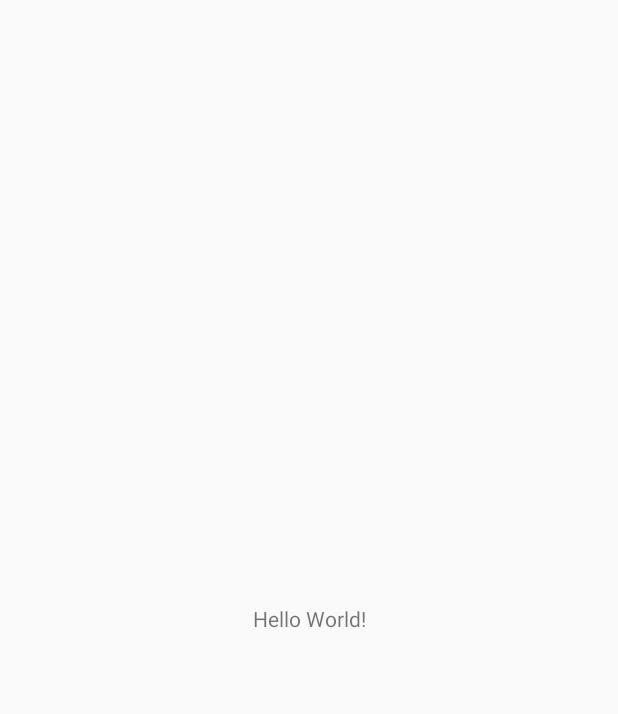
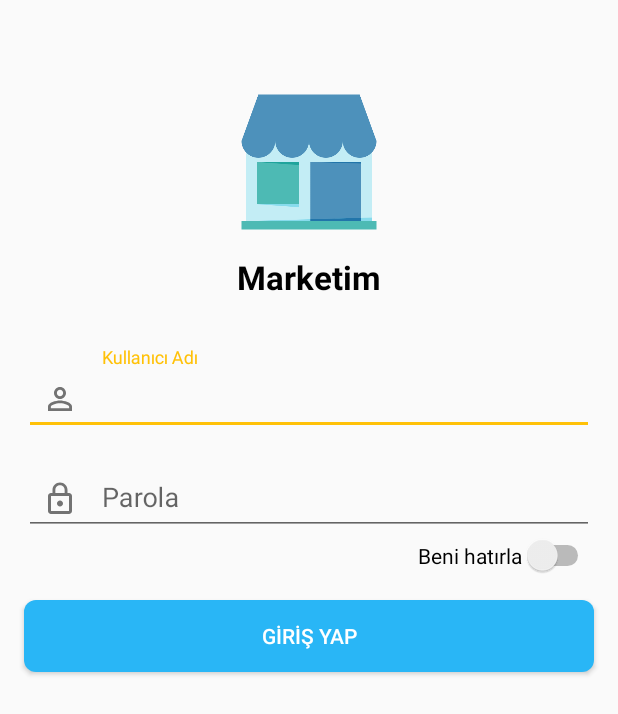
Before and after one commit to serkancay/marketim-android, an Android app: the screen it shows after launch (MainActivity before the commit, LoginActivity after it), on a phone screen of 412 x 824 dp. Before the commit the part shown is almost empty. Shown: the top 714 px of the screen. Run offline under Robolectric (Android 15) with nearby library versions, the light colour scheme and no system bars; our stand-ins replace ButterKnife.

Commit message:
Add login screen UI

```diff
--- a/app/build.gradle
+++ b/app/build.gradle
@@ -23,8 +23,11 @@ android {
 
 dependencies {
     implementation fileTree(dir: 'libs', include: ['*.jar'])
+
+    // Support Libraries
     implementation 'androidx.appcompat:appcompat:1.1.0'
     implementation 'androidx.constraintlayout:constraintlayout:1.1.3'
+    implementation 'com.google.android.material:material:1.1.0-alpha10'
 
     // UI
     implementation 'com.jakewharton:butterknife:10.1.0'
--- a/app/src/main/AndroidManifest.xml
+++ b/app/src/main/AndroidManifest.xml
@@ -26,6 +26,10 @@
             android:name=".MainActivity"
             android:screenOrientation="portrait" />
 
+        <activity
+            android:name=".ui.login.LoginActivity"
+            android:screenOrientation="portrait" />
+
     </application>
 
 </manifest>
--- /dev/null
+++ b/app/src/main/java/com/serkancay/marketim/ui/login/LoginActivity.java
@@ -0,0 +1,23 @@
+package com.serkancay.marketim.ui.login;
+
+import android.content.Context;
+import android.content.Intent;
+import com.serkancay.marketim.R;
+import com.serkancay.marketim.ui.base.BaseActivity;
+
+/**
+ * Created by S.Serkan Cay on 19.09.2019
+ */
+
+public class LoginActivity extends BaseActivity {
+
+    public static void start(Context context) {
+        context.startActivity(new Intent(context, LoginActivity.class));
+    }
+
+    @Override
+    public int getLayoutId() {
+        return R.layout.activity_login;
+    }
+
+}
--- a/app/src/main/java/com/serkancay/marketim/ui/splash/SplashActivity.java
+++ b/app/src/main/java/com/serkancay/marketim/ui/splash/SplashActivity.java
@@ -2,6 +2,7 @@ package com.serkancay.marketim.ui.splash;
 
 import com.serkancay.marketim.MainActivity;
 import com.serkancay.marketim.ui.base.BaseActivity;
+import com.serkancay.marketim.ui.login.LoginActivity;
 
 /**
  * Created by S.Serkan Cay on 19.09.2019
@@ -29,6 +30,13 @@ public class SplashActivity extends BaseActivity implements SplashView {
     @Override
     public void navigateToHome() {
         MainActivity.start(context);
+        finish();
+    }
+
+    @Override
+    public void navigateToLogin() {
+        LoginActivity.start(context);
+        finish();
     }
 
     @Override
--- a/app/src/main/java/com/serkancay/marketim/ui/splash/SplashPresenter.java
+++ b/app/src/main/java/com/serkancay/marketim/ui/splash/SplashPresenter.java
@@ -17,7 +17,8 @@ public class SplashPresenter {
     }
 
     public void onResume() {
-        navigateToHomeWithDelay();
+        //navigateToHomeWithDelay();
+        navigateToLoginWithDelay();
     }
 
     public void onDestroy() {
@@ -33,4 +34,13 @@ public class SplashPresenter {
         }, SPLASH_DELAY_TIME);
     }
 
+    public void navigateToLoginWithDelay() {
+        new Handler().postDelayed(new Runnable() {
+            @Override
+            public void run() {
+                mView.navigateToLogin();
+            }
+        }, SPLASH_DELAY_TIME);
+    }
+
 }
--- a/app/src/main/java/com/serkancay/marketim/ui/splash/SplashView.java
+++ b/app/src/main/java/com/serkancay/marketim/ui/splash/SplashView.java
@@ -8,6 +8,8 @@ public interface SplashView {
 
     void navigateToHome();
 
+    void navigateToLogin();
+
     void showError();
 
 }
--- /dev/null
+++ b/app/src/main/res/drawable-v21/selector_blue_button.xml
@@ -0,0 +1,20 @@
+<?xml version="1.0" encoding="utf-8"?>
+<ripple xmlns:android="http://schemas.android.com/apk/res/android"
+    android:color="@color/red_button_background_highlight">
+    <item>
+        <selector>
+            <item android:state_enabled="false">
+                <shape android:shape="rectangle">
+                    <solid android:color="@color/blue_button_background_disabled" />
+                    <corners android:radius="8dp" />
+                </shape>
+            </item>
+            <item>
+                <shape android:shape="rectangle">
+                    <solid android:color="@color/blue_button_background_normal" />
+                    <corners android:radius="8dp" />
+                </shape>
+            </item>
+        </selector>
+    </item>
+</ripple>
--- /dev/null
+++ b/app/src/main/res/drawable-v21/selector_red_button.xml
@@ -0,0 +1,20 @@
+<?xml version="1.0" encoding="utf-8"?>
+<ripple xmlns:android="http://schemas.android.com/apk/res/android"
+    android:color="@color/red_button_background_highlight">
+    <item>
+        <selector>
+            <item android:state_enabled="false">
+                <shape android:shape="rectangle">
+                    <solid android:color="@color/red_button_background_disabled" />
+                    <corners android:radius="8dp" />
+                </shape>
+            </item>
+            <item>
+                <shape android:shape="rectangle">
+                    <solid android:color="@color/red_button_background_normal" />
+                    <corners android:radius="8dp" />
+                </shape>
+            </item>
+        </selector>
+    </item>
+</ripple>
--- /dev/null
+++ b/app/src/main/res/drawable/ic_lock_outline.xml
@@ -0,0 +1,9 @@
+<vector xmlns:android="http://schemas.android.com/apk/res/android"
+        android:width="24dp"
+        android:height="24dp"
+        android:viewportWidth="24.0"
+        android:viewportHeight="24.0">
+    <path
+        android:fillColor="#FF000000"
+        android:pathData="M12,17c1.1,0 2,-0.9 2,-2s-0.9,-2 -2,-2 -2,0.9 -2,2 0.9,2 2,2zM18,8h-1L17,6c0,-2.76 -2.24,-5 -5,-5S7,3.24 7,6v2L6,8c-1.1,0 -2,0.9 -2,2v10c0,1.1 0.9,2 2,2h12c1.1,0 2,-0.9 2,-2L20,10c0,-1.1 -0.9,-2 -2,-2zM8.9,6c0,-1.71 1.39,-3.1 3.1,-3.1s3.1,1.39 3.1,3.1v2L8.9,8L8.9,6zM18,20L6,20L6,10h12v10z"/>
+</vector>
--- /dev/null
+++ b/app/src/main/res/drawable/ic_person.xml
@@ -0,0 +1,9 @@
+<vector xmlns:android="http://schemas.android.com/apk/res/android"
+        android:width="24dp"
+        android:height="24dp"
+        android:viewportWidth="24.0"
+        android:viewportHeight="24.0">
+    <path
+        android:fillColor="#FF000000"
+        android:pathData="M12,5.9c1.16,0 2.1,0.94 2.1,2.1s-0.94,2.1 -2.1,2.1S9.9,9.16 9.9,8s0.94,-2.1 2.1,-2.1m0,9c2.97,0 6.1,1.46 6.1,2.1v1.1L5.9,18.1L5.9,17c0,-0.64 3.13,-2.1 6.1,-2.1M12,4C9.79,4 8,5.79 8,8s1.79,4 4,4 4,-1.79 4,-4 -1.79,-4 -4,-4zM12,13c-2.67,0 -8,1.34 -8,4v3h16v-3c0,-2.66 -5.33,-4 -8,-4z"/>
+</vector>
--- /dev/null
+++ b/app/src/main/res/drawable/selector_blue_button.xml
@@ -0,0 +1,21 @@
+<?xml version="1.0" encoding="utf-8"?>
+<selector xmlns:android="http://schemas.android.com/apk/res/android">
+    <item android:state_enabled="false">
+        <shape android:shape="rectangle">
+            <solid android:color="@color/blue_button_background_disabled" />
+            <corners android:radius="8dp" />
+        </shape>
+    </item>
+    <item android:state_pressed="true">
+        <shape android:shape="rectangle">
+            <solid android:color="@color/blue_button_background_pressed" />
+            <corners android:radius="8dp" />
+        </shape>
+    </item>
+    <item>
+        <shape android:shape="rectangle">
+            <solid android:color="@color/blue_button_background_normal" />
+            <corners android:radius="8dp" />
+        </shape>
+    </item>
+</selector>
--- /dev/null
+++ b/app/src/main/res/drawable/selector_red_button.xml
@@ -0,0 +1,21 @@
+<?xml version="1.0" encoding="utf-8"?>
+<selector xmlns:android="http://schemas.android.com/apk/res/android">
+    <item android:state_enabled="false">
+        <shape android:shape="rectangle">
+            <solid android:color="@color/red_button_background_disabled" />
+            <corners android:radius="8dp" />
+        </shape>
+    </item>
+    <item android:state_pressed="true">
+        <shape android:shape="rectangle">
+            <solid android:color="@color/red_button_background_pressed" />
+            <corners android:radius="8dp" />
+        </shape>
+    </item>
+    <item>
+        <shape android:shape="rectangle">
+            <solid android:color="@color/red_button_background_normal" />
+            <corners android:radius="8dp" />
+        </shape>
+    </item>
+</selector>
--- /dev/null
+++ b/app/src/main/res/layout/activity_login.xml
@@ -0,0 +1,71 @@
+<?xml version="1.0" encoding="utf-8"?>
+<LinearLayout xmlns:android="http://schemas.android.com/apk/res/android"
+    xmlns:app="http://schemas.android.com/apk/res-auto"
+    android:layout_width="match_parent"
+    android:layout_height="match_parent"
+    android:clipToPadding="false"
+    android:gravity="center_horizontal"
+    android:orientation="vertical"
+    android:padding="@dimen/medium_padding">
+
+    <ImageView
+        android:layout_width="120dp"
+        android:layout_height="120dp"
+        android:layout_marginTop="@dimen/large_padding"
+        android:src="@drawable/img_app_logo" />
+
+    <TextView
+        android:layout_width="wrap_content"
+        android:layout_height="wrap_content"
+        android:layout_marginBottom="@dimen/large_padding"
+        android:layout_marginTop="@dimen/smallest_padding"
+        android:text="@string/app_name"
+        android:textSize="@dimen/very_large_text_size"
+        android:textStyle="bold" />
+
+    <com.google.android.material.textfield.TextInputLayout
+        android:layout_width="match_parent"
+        android:layout_height="wrap_content"
+        app:startIconDrawable="@drawable/ic_person">
+
+        <com.google.android.material.textfield.TextInputEditText
+            android:id="@+id/tietUsername"
+            android:layout_width="match_parent"
+            android:layout_height="wrap_content"
+            android:hint="@string/ui_login_username_edittext" />
+
+    </com.google.android.material.textfield.TextInputLayout>
+
+    <com.google.android.material.textfield.TextInputLayout
+        android:layout_width="match_parent"
+        android:layout_height="wrap_content"
+        android:layout_marginTop="@dimen/small_padding"
+        app:startIconDrawable="@drawable/ic_lock_outline">
+
+        <com.google.android.material.textfield.TextInputEditText
+            android:id="@+id/tietPassword"
+            android:layout_width="match_parent"
+            android:layout_height="wrap_content"
+            android:hint="@string/ui_login_password_edittext"
+            android:inputType="textPassword" />
+
+    </com.google.android.material.textfield.TextInputLayout>
+
+    <Switch
+        android:id="@+id/switchRememberMe"
+        android:layout_width="wrap_content"
+        android:layout_height="wrap_content"
+        android:layout_gravity="end"
+        android:text="@string/ui_login_remember_me_switch_text"
+        android:thumbTextPadding="@dimen/small_padding" />
+
+    <Button
+        android:id="@+id/bLogin"
+        android:layout_width="match_parent"
+        android:layout_height="wrap_content"
+        android:layout_marginTop="@dimen/medium_padding"
+        android:background="@drawable/selector_blue_button"
+        android:text="@string/ui_login_login_button"
+        android:textColor="@color/dark_text_color" />
+
+</LinearLayout>
--- a/app/src/main/res/values/colors.xml
+++ b/app/src/main/res/values/colors.xml
@@ -1,6 +1,18 @@
 <?xml version="1.0" encoding="utf-8"?>
 <resources>
-    <color name="colorPrimary">#008577</color>
-    <color name="colorPrimaryDark">#00574B</color>
-    <color name="colorAccent">#D81B60</color>
+    <color name="primary">#29b6f6</color>
+    <color name="primary_dark">#0086c3</color>
+    <color name="accent">#ffc107</color>
+    <color name="text_color">#000000</color>
+    <color name="dark_text_color">#FFFFFF</color>
+
+    <color name="red_button_background_disabled">#70b71c1c</color>
+    <color name="red_button_background_pressed">#90b71c1c</color>
+    <color name="red_button_background_normal">#b71c1c</color>
+    <color name="red_button_background_highlight">#90FFFFFF</color>
+
+    <color name="blue_button_background_disabled">#7029b6f6</color>
+    <color name="blue_button_background_pressed">#9029b6f6</color>
+    <color name="blue_button_background_normal">#29b6f6</color>
+    <color name="blue_button_background_highlight">#90FFFFFF</color>
 </resources>
--- a/app/src/main/res/values/strings.xml
+++ b/app/src/main/res/values/strings.xml
@@ -1,3 +1,9 @@
 <resources>
     <string name="app_name">Marketim</string>
+
+    <!-- Login UI -->
+    <string name="ui_login_username_edittext">Kullanıcı Adı</string>
+    <string name="ui_login_password_edittext">Parola</string>
+    <string name="ui_login_login_button">GİRİŞ YAP</string>
+    <string name="ui_login_remember_me_switch_text">Beni hatırla</string>
 </resources>
--- a/app/src/main/res/values/styles.xml
+++ b/app/src/main/res/values/styles.xml
@@ -3,9 +3,10 @@
     <!-- Base application theme. -->
     <style name="AppTheme" parent="Theme.AppCompat.Light.NoActionBar">
         <!-- Customize your theme here. -->
-        <item name="colorPrimary">@color/colorPrimary</item>
-        <item name="colorPrimaryDark">@color/colorPrimaryDark</item>
-        <item name="colorAccent">@color/colorAccent</item>
+        <item name="colorPrimary">@color/primary</item>
+        <item name="colorPrimaryDark">@color/primary_dark</item>
+        <item name="colorAccent">@color/accent</item>
+        <item name="android:textColor">@color/text_color</item>
     </style>
 
     <style name="SplashScreenTheme" parent="Theme.AppCompat.Light.NoActionBar">
```
